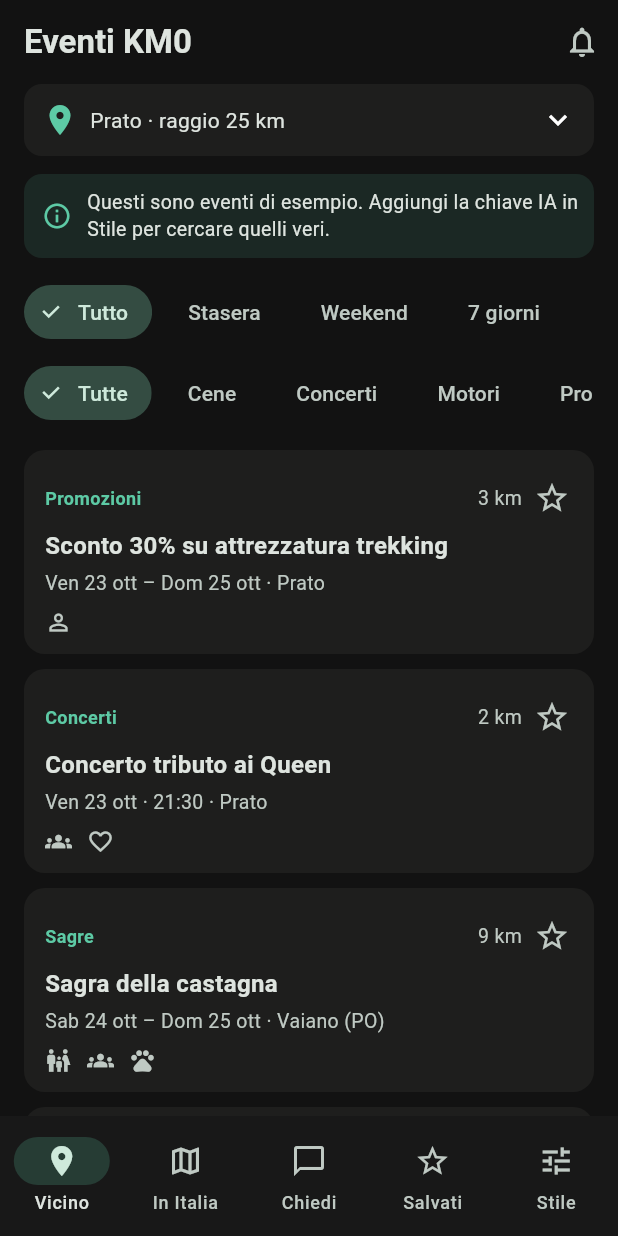
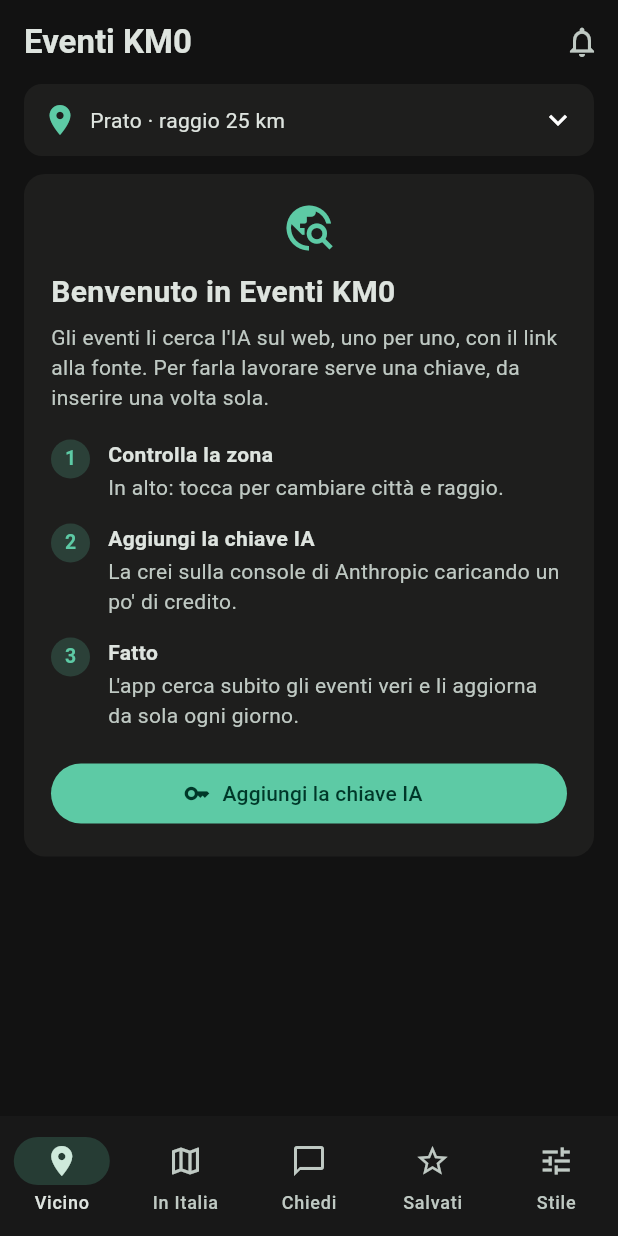
Before and after one commit to EmperorFede/eventi-km0, a Flutter app: the screen it shows after launch, on a phone screen of 412 x 824 dp. Run offline on Flutter 3.47's test engine with Material 3 defaults, Android fonts, the phone set to English and light mode, and no system bars; our stand-ins replace package_info_plus, share_plus, shared_preferences; missing offline and left inert: ota_update; network calls fail.

Commit message:
Toglie gli eventi di esempio e aggiunge il benvenuto
Senza chiave IA l'app spiega cosa serve invece di mostrare eventi finti.
Gli eventi di esempio salvati con la 1.0.0 vengono rimossi.

Co-Authored-By: Claude Opus 5.5 <noreply@anthropic.com>

```diff
--- a/lib/data/eventi_esempio.dart
+++ /dev/null
@@ -1,103 +0,0 @@
-import '../models/evento.dart';
-
-/// Eventi finti per costruire e provare l'interfaccia.
-/// Verranno sostituiti dai risultati della ricerca con l'IA.
-final List<Evento> eventiEsempio = [
-  Evento(
-    id: 'v1',
-    titolo: 'Sagra della castagna',
-    categoria: 'Sagre',
-    descrizione: 'Caldarroste, necci e piatti tipici della Val di Bisenzio, con musica dal vivo nel pomeriggio.',
-    inizio: DateTime(2026, 10, 24, 12),
-    fine: DateTime(2026, 10, 25, 22),
-    luogo: 'Piazza del Comune',
-    citta: 'Vaiano (PO)',
-    distanzaKm: 9,
-    prezzo: 'Ingresso libero',
-    conChi: [ConChi.famiglia, ConChi.amici, ConChi.cane],
-    fonteUrl: 'https://www.comune.vaiano.po.it',
-  ),
-  Evento(
-    id: 'v2',
-    titolo: "Raduno auto d'epoca",
-    categoria: 'Motori',
-    descrizione: "Esposizione di auto storiche italiane, sfilata per il centro e premiazione dell'auto più bella.",
-    inizio: DateTime(2026, 10, 25, 9, 30),
-    luogo: 'Piazza del Duomo',
-    citta: 'Prato',
-    distanzaKm: 1,
-    prezzo: 'Gratis',
-    conChi: [ConChi.amici, ConChi.famiglia, ConChi.solo],
-    fonteUrl: 'https://www.pratotoday.it',
-  ),
-  Evento(
-    id: 'v3',
-    titolo: "Cena con delitto anni '20",
-    categoria: 'Cene',
-    descrizione: 'Cena di quattro portate con attori che mettono in scena un giallo: tocca a voi scoprire il colpevole.',
-    inizio: DateTime(2026, 10, 24, 20, 30),
-    luogo: 'Ristorante Il Borgo',
-    citta: 'Calenzano (FI)',
-    distanzaKm: 8,
-    prezzo: '45 € a persona',
-    conChi: [ConChi.coppia, ConChi.amici],
-    fonteUrl: 'https://www.example.com/cena-con-delitto',
-  ),
-  Evento(
-    id: 'v4',
-    titolo: 'Sconto 30% su attrezzatura trekking',
-    categoria: 'Promozioni',
-    descrizione: 'Promozione del weekend su scarponi, zaini e bastoncini.',
-    inizio: DateTime(2026, 10, 23, 9),
-    fine: DateTime(2026, 10, 25, 19),
-    luogo: 'Sport Outdoor, Viale della Repubblica',
-    citta: 'Prato',
-    distanzaKm: 3,
-    prezzo: 'Promo',
-    conChi: [ConChi.solo],
-    fonteUrl: 'https://www.example.com/promo-trekking',
-  ),
-  Evento(
-    id: 'v5',
-    titolo: 'Concerto tributo ai Queen',
-    categoria: 'Concerti',
-    descrizione: 'Due ore di grandi successi dei Queen con una band tributo.',
-    inizio: DateTime(2026, 10, 23, 21, 30),
-    luogo: 'Teatro Politeama',
-    citta: 'Prato',
-    distanzaKm: 2,
-    prezzo: 'Da 18 €',
-    conChi: [ConChi.amici, ConChi.coppia],
-    fonteUrl: 'https://www.example.com/tributo-queen',
-  ),
-  Evento(
-    id: 'i1',
-    titolo: 'Mercatini di Natale',
-    categoria: 'Mercatini',
-    descrizione: "Casette di legno, artigianato e prodotti tipici nel centro storico, con l'albero di Natale più grande del mondo sul monte.",
-    inizio: DateTime(2026, 11, 22, 10),
-    fine: DateTime(2027, 1, 6, 20),
-    luogo: 'Centro storico',
-    citta: 'Gubbio (PG)',
-    distanzaKm: 180,
-    prezzo: 'Ingresso libero',
-    conChi: [ConChi.coppia, ConChi.famiglia, ConChi.cane],
-    fonteUrl: 'https://www.comune.gubbio.pg.it',
-    lontano: true,
-  ),
-  Evento(
-    id: 'i2',
-    titolo: 'Fiera del fumetto e dei giochi',
-    categoria: 'Fumetti',
-    descrizione: 'La più grande fiera di fumetti, videogiochi e cosplay in Italia.',
-    inizio: DateTime(2026, 10, 30, 9),
-    fine: DateTime(2026, 11, 2, 19),
-    luogo: 'Centro storico',
-    citta: 'Lucca',
-    distanzaKm: 50,
-    prezzo: 'Da 22 €',
-    conChi: [ConChi.amici, ConChi.solo],
-    fonteUrl: 'https://www.luccacomicsandgames.com',
-    lontano: true,
-  ),
-];
--- a/lib/screens/vicino_screen.dart
+++ b/lib/screens/vicino_screen.dart
@@ -3,6 +3,7 @@ import 'package:provider/provider.dart';
 
 import '../state/app_state.dart';
 import '../state/archivio_eventi.dart';
+import '../widgets/benvenuto.dart';
 import '../widgets/lista_eventi.dart';
 import '../widgets/selettore_zona.dart';
 import '../widgets/stato_sezione.dart';
@@ -15,25 +16,7 @@ class VicinoScreen extends StatelessWidget {
     final stato = context.watch<AppState>();
     final archivio = context.watch<ArchivioEventi>();
 
-    return Scaffold(
-      appBar: AppBar(
-        title: const Text('Eventi KM0'),
-        actions: [
-          IconButton(
-            tooltip: 'Avvisi',
-            icon: const Icon(Icons.notifications_none),
-            onPressed: () => ScaffoldMessenger.of(context).showSnackBar(
-              const SnackBar(content: Text('Gli avvisi arrivano nella prossima versione')),
-            ),
-          ),
-        ],
-      ),
-      body: ListaEventi(
-        eventi: archivio.eventiVicino,
-        onAggiorna: archivio.usaEsempi ? null : archivio.aggiornaVicino,
-        intestazione: Column(
-          children: [
-            Padding(
+    final zona = Padding(
       padding: const EdgeInsets.only(bottom: 12),
       child: Material(
         color: Theme.of(context).cardTheme.color,
@@ -55,12 +38,33 @@ class VicinoScreen extends StatelessWidget {
           ),
         ),
       ),
+    );
+
+    return Scaffold(
+      appBar: AppBar(
+        title: const Text('Eventi KM0'),
+        actions: [
+          IconButton(
+            tooltip: 'Avvisi',
+            icon: const Icon(Icons.notifications_none),
+            onPressed: () => ScaffoldMessenger.of(context).showSnackBar(
+              const SnackBar(content: Text('Gli avvisi arrivano nella prossima versione')),
             ),
-            StatoSezione(
-              sezione: archivio.vicino,
-              usaEsempi: archivio.usaEsempi,
+          ),
+        ],
+      ),
+      body: archivio.mancaChiave
+          ? ListView(
+              padding: const EdgeInsets.fromLTRB(16, 0, 16, 16),
+              children: [zona, const Benvenuto()],
+            )
+          : ListaEventi(
+              eventi: archivio.eventiVicino,
               onAggiorna: archivio.aggiornaVicino,
-            ),
+              intestazione: Column(
+                children: [
+                  zona,
+                  StatoSezione(sezione: archivio.vicino, onAggiorna: archivio.aggiornaVicino),
                 ],
               ),
             ),
--- a/lib/state/archivio_eventi.dart
+++ b/lib/state/archivio_eventi.dart
@@ -3,7 +3,6 @@ import 'dart:convert';
 import 'package:flutter/foundation.dart';
 import 'package:shared_preferences/shared_preferences.dart';
 
-import '../data/eventi_esempio.dart';
 import '../models/evento.dart';
 import '../services/ricerca_ia.dart';
 import 'app_state.dart';
@@ -51,7 +50,11 @@ class ArchivioEventi extends ChangeNotifier {
       for (final j in (jsonDecode(_prefs.getString('salvati_eventi') ?? '[]') as List))
         Evento.fromJson(j as Map<String, dynamic>),
     ];
-    _salvati = {for (final e in salvati) e.id: e};
+    // La versione 1.0.0 aveva eventi di esempio (id "v1", "i2"…): se erano stati salvati, si tolgono.
+    _salvati = {
+      for (final e in salvati)
+        if (!RegExp(r'^[vi]\d$').hasMatch(e.id)) e.id: e,
+    };
     _stato.addListener(aggiornaSeServe);
     aggiornaSeServe();
   }
@@ -70,15 +73,14 @@ class ArchivioEventi extends ChangeNotifier {
   static const validitaVicino = Duration(hours: 24);
   static const validitaItalia = Duration(days: 7);
 
-  bool get usaEsempi => !_stato.haChiave;
+  /// Senza chiave IA non si possono cercare eventi: l'app mostra come aggiungerla.
+  bool get mancaChiave => !_stato.haChiave;
 
   String get _chiaveZona => '${_stato.zona}|${_stato.raggioKm}';
 
-  List<Evento> get eventiVicino => usaEsempi
-      ? eventiEsempio.where((e) => !e.lontano && e.distanzaKm <= _stato.raggioKm).toList()
-      : _futuri(vicino.eventi);
+  List<Evento> get eventiVicino => mancaChiave ? const [] : _futuri(vicino.eventi);
 
-  List<Evento> get eventiItalia => usaEsempi ? eventiEsempio.where((e) => e.lontano).toList() : _futuri(italia.eventi);
+  List<Evento> get eventiItalia => mancaChiave ? const [] : _futuri(italia.eventi);
 
   List<Evento> get salvati => _futuri(_salvati.values.toList());
 
@@ -92,7 +94,7 @@ class ArchivioEventi extends ChangeNotifier {
 
   /// Rifà le ricerche scadute o fatte per un'altra zona.
   void aggiornaSeServe() {
-    if (usaEsempi) {
+    if (mancaChiave) {
       notifyListeners();
       return;
     }
@@ -121,7 +123,7 @@ class ArchivioEventi extends ChangeNotifier {
 
   /// Domanda libera della schermata Chiedi.
   Future<RisultatoRicerca> chiedi(String domanda) {
-    if (usaEsempi) {
+    if (mancaChiave) {
       throw const ErroreRicerca('Aggiungi la chiave IA nella schermata Stile per fare domande.');
     }
     return _ricerca().chiedi(domanda: domanda, zona: _stato.zona, raggioKm: _stato.raggioKm);
@@ -132,7 +134,7 @@ class ArchivioEventi extends ChangeNotifier {
     String chiavePrefs,
     Future<RisultatoRicerca> Function(RicercaIA r) cerca,
   ) async {
-    if (usaEsempi || s.inCaricamento) return;
+    if (mancaChiave || s.inCaricamento) return;
     final zona = _chiaveZona;
     s
       ..inCaricamento = true
--- /dev/null
+++ b/lib/widgets/benvenuto.dart
@@ -0,0 +1,69 @@
+import 'package:flutter/material.dart';
+
+import 'campo_chiave.dart';
+
+/// Mostrato finché manca la chiave IA: senza chiave l'app non può cercare eventi veri.
+class Benvenuto extends StatelessWidget {
+  const Benvenuto({super.key});
+
+  @override
+  Widget build(BuildContext context) {
+    final schema = Theme.of(context).colorScheme;
+    final secondario = TextStyle(color: schema.onSurfaceVariant, height: 1.45);
+
+    Widget passo(int n, String titolo, String testo) => Padding(
+          padding: const EdgeInsets.only(bottom: 14),
+          child: Row(
+            crossAxisAlignment: CrossAxisAlignment.start,
+            children: [
+              CircleAvatar(
+                radius: 13,
+                backgroundColor: schema.primary.withValues(alpha: 0.2),
+                child: Text('$n', style: TextStyle(fontSize: 13, color: schema.primary, fontWeight: FontWeight.w700)),
+              ),
+              const SizedBox(width: 12),
+              Expanded(
+                child: Column(
+                  crossAxisAlignment: CrossAxisAlignment.start,
+                  children: [
+                    Text(titolo, style: const TextStyle(fontWeight: FontWeight.w600)),
+                    const SizedBox(height: 2),
+                    Text(testo, style: secondario),
+                  ],
+                ),
+              ),
+            ],
+          ),
+        );
+
+    return Card(
+      child: Padding(
+        padding: const EdgeInsets.all(18),
+        child: Column(
+          crossAxisAlignment: CrossAxisAlignment.stretch,
+          children: [
+            Icon(Icons.travel_explore, size: 36, color: schema.primary),
+            const SizedBox(height: 10),
+            const Text('Benvenuto in Eventi KM0', style: TextStyle(fontSize: 20, fontWeight: FontWeight.w700)),
+            const SizedBox(height: 6),
+            Text(
+              "Gli eventi li cerca l'IA sul web, uno per uno, con il link alla fonte. "
+              'Per farla lavorare serve una chiave, da inserire una volta sola.',
+              style: secondario,
+            ),
+            const SizedBox(height: 18),
+            passo(1, 'Controlla la zona', 'In alto: tocca per cambiare città e raggio.'),
+            passo(2, 'Aggiungi la chiave IA', 'La crei sulla console di Anthropic caricando un po\' di credito.'),
+            passo(3, 'Fatto', "L'app cerca subito gli eventi veri e li aggiorna da sola ogni giorno."),
+            const SizedBox(height: 4),
+            FilledButton.icon(
+              icon: const Icon(Icons.key),
+              label: const Text('Aggiungi la chiave IA'),
+              onPressed: () => mostraCampoChiave(context),
+            ),
+          ],
+        ),
+      ),
+    );
+  }
+}
--- a/lib/widgets/stato_sezione.dart
+++ b/lib/widgets/stato_sezione.dart
@@ -2,17 +2,15 @@ import 'package:flutter/material.dart';
 
 import '../state/archivio_eventi.dart';
 
-/// Riga sopra la lista: esempi, ricerca in corso, errore o ultimo aggiornamento.
+/// Riga sopra la lista: ricerca in corso, errore o ultimo aggiornamento.
 class StatoSezione extends StatelessWidget {
   const StatoSezione({
     super.key,
     required this.sezione,
-    required this.usaEsempi,
     required this.onAggiorna,
   });
 
   final Sezione sezione;
-  final bool usaEsempi;
   final VoidCallback onAggiorna;
 
   @override
@@ -37,13 +35,6 @@ class StatoSezione extends StatelessWidget {
           ),
         );
 
-    if (usaEsempi) {
-      return riquadro(
-        Icons.info_outline,
-        schema.primary,
-        'Questi sono eventi di esempio. Aggiungi la chiave IA in Stile per cercare quelli veri.',
-      );
-    }
     if (sezione.inCaricamento) {
       return Padding(
         padding: const EdgeInsets.only(bottom: 12),
```
Also changed, not shown: lib/screens/italia_screen.dart (+23 -19 lines), lib/screens/stile_screen.dart (+4 -94 lines), lib/widgets/campo_chiave.dart (added, +106 -0 lines), 1 other file. Lines whose indentation alone changed are shown as unchanged.
